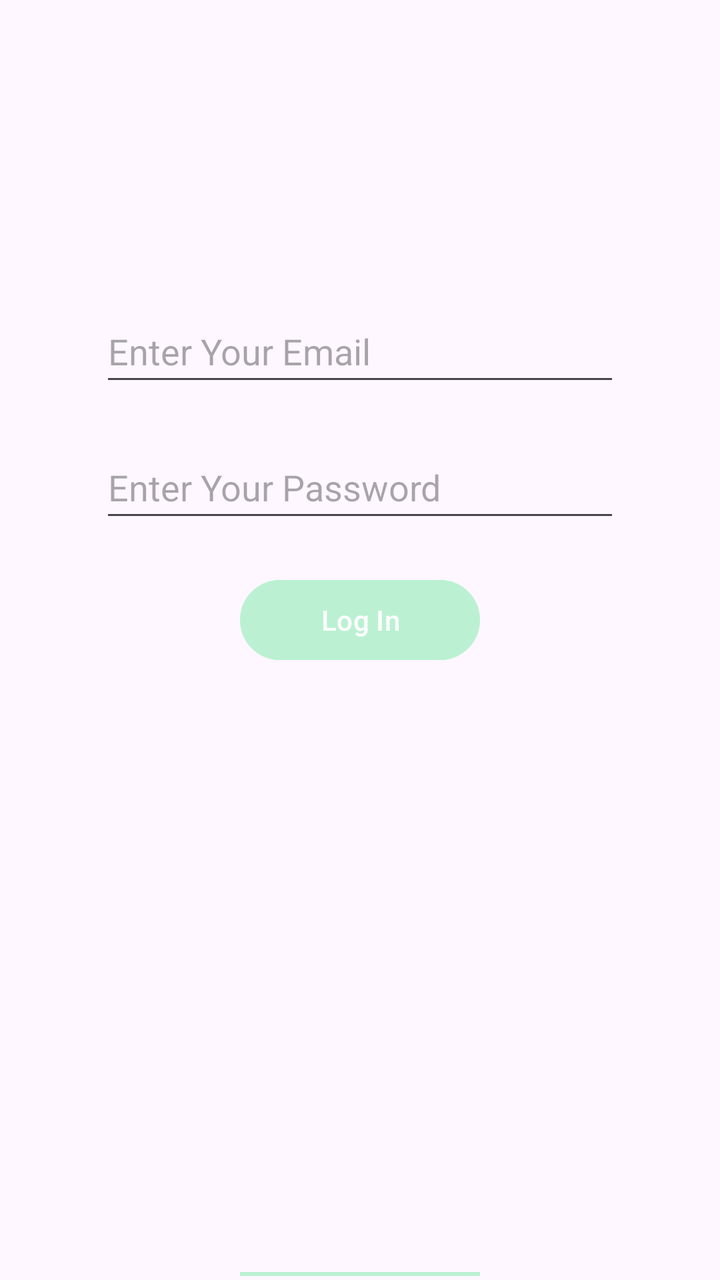
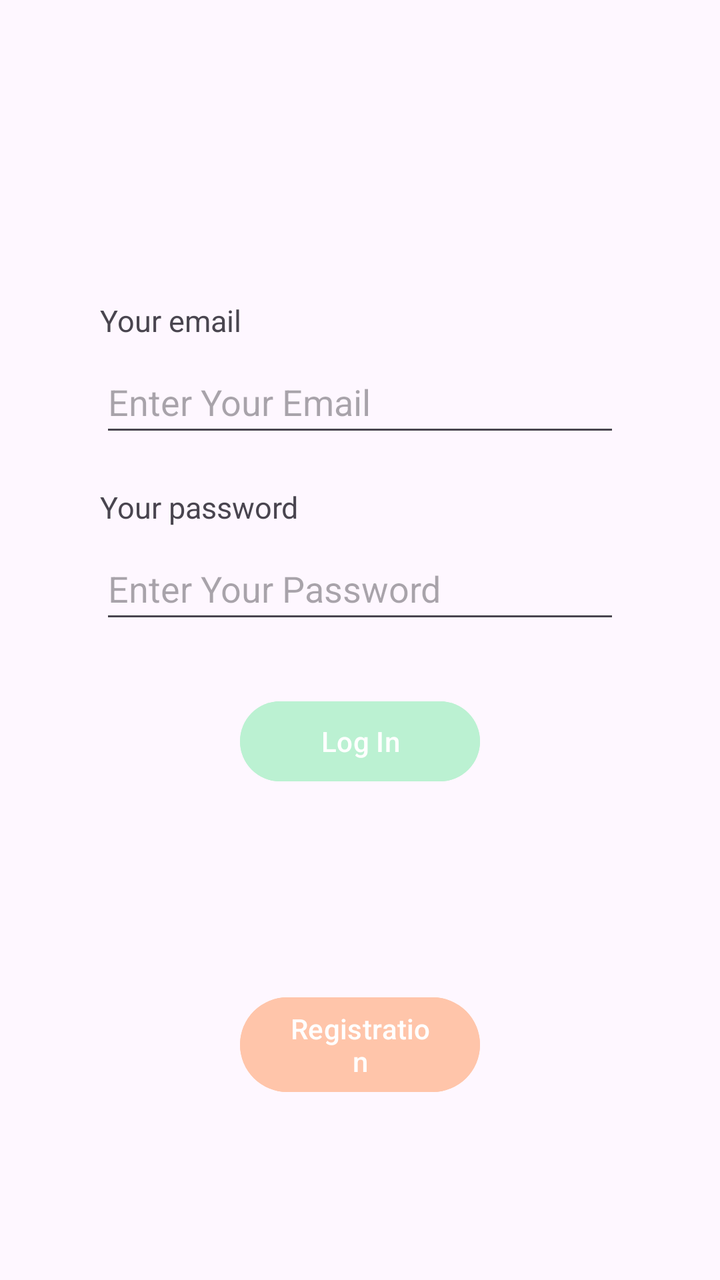

An Android layout rendered at two revisions. The XML below is the earlier revision; the diff shows what the commit changed to produce the second picture.
<!-- AndroidManifest.xml: application theme Theme.CallBoardAS -->
<!-- res/layout/activity_log_in.xml -->
<?xml version="1.0" encoding="utf-8"?>
<LinearLayout xmlns:android="http://schemas.android.com/apk/res/android"
    xmlns:app="http://schemas.android.com/apk/res-auto"
    xmlns:tools="http://schemas.android.com/tools"
    android:id="@+id/main"
    android:layout_width="match_parent"
    android:layout_height="match_parent"
    android:orientation="vertical"
    tools:context=".LogInActivity" >

    <EditText
        android:id="@+id/editTexLogInEmail"
        android:layout_width="match_parent"
        android:layout_height="wrap_content"
        android:layout_marginHorizontal="50dp"
        android:layout_marginTop="150dp"
        android:ems="10"
        android:hint="@string/email_text_plain"
        android:inputType="textEmailAddress"
        android:minHeight="48dp"
        android:text="" />

    <EditText
        android:id="@+id/editTextLogInPassword"
        android:layout_width="match_parent"
        android:layout_height="wrap_content"
        android:layout_marginHorizontal="50dp"
        android:layout_marginTop="20dp"
        android:ems="10"
        android:hint="@string/password_text_plain"
        android:inputType="textPassword"
        android:minHeight="48dp" />

    <Button
        android:id="@+id/buttonLogIn"
        android:layout_width="match_parent"
        android:layout_height="wrap_content"
        android:layout_marginHorizontal="120dp"
        android:layout_marginTop="20dp"
        android:backgroundTint="@color/green"
        android:text="@string/login_button" />

    <Button
        android:id="@+id/buttonRegistration"
        android:layout_width="match_parent"
        android:layout_height="wrap_content"
        android:layout_marginHorizontal="120dp"
        android:layout_marginTop="300dp"
        android:backgroundTint="@color/green"
        android:text="@string/registration_button" />
</LinearLayout>
<!-- resources referenced by this layout -->
<resources>
  <color name="green">#BBF1D2</color>
  <string name="email_text_plain">Enter Your Email</string>
  <string name="login_button">Log In</string>
  <string name="password_text_plain">Enter Your Password</string>
  <string name="registration_button">Registration</string>
  <style name="Theme.CallBoardAS" parent="Base.Theme.CallBoardAS" />
  <style name="Base.Theme.CallBoardAS" parent="Theme.Material3.DayNight.NoActionBar">
          
          
      </style>
</resources>

<!-- the commit's change to res/layout/activity_log_in.xml (unified diff, before → after) -->
@@ -8,24 +8,42 @@
     android:orientation="vertical"
     tools:context=".LogInActivity" >
 
+    <TextView
+        android:id="@+id/textViewLogInEmail"
+        android:layout_width="match_parent"
+        android:layout_height="wrap_content"
+        android:layout_marginHorizontal="50dp"
+        android:layout_marginTop="150dp"
+        android:text="@string/current_email_text_view"
+        android:textSize="15sp" />
+
     <EditText
         android:id="@+id/editTexLogInEmail"
         android:layout_width="match_parent"
         android:layout_height="wrap_content"
         android:layout_marginHorizontal="50dp"
-        android:layout_marginTop="150dp"
+        android:layout_marginTop="5dp"
         android:ems="10"
         android:hint="@string/email_text_plain"
         android:inputType="textEmailAddress"
         android:minHeight="48dp"
         android:text="" />
 
+    <TextView
+        android:id="@+id/textViewLogInPassword"
+        android:layout_width="match_parent"
+        android:layout_height="wrap_content"
+        android:layout_marginHorizontal="50dp"
+        android:layout_marginTop="20dp"
+        android:text="@string/current_password_text_view"
+        android:textSize="15sp" />
+
     <EditText
         android:id="@+id/editTextLogInPassword"
         android:layout_width="match_parent"
         android:layout_height="wrap_content"
         android:layout_marginHorizontal="50dp"
-        android:layout_marginTop="20dp"
+        android:layout_marginTop="5dp"
         android:ems="10"
         android:hint="@string/password_text_plain"
         android:inputType="textPassword"
@@ -36,7 +54,7 @@
         android:layout_width="match_parent"
         android:layout_height="wrap_content"
         android:layout_marginHorizontal="120dp"
-        android:layout_marginTop="20dp"
+        android:layout_marginTop="30dp"
         android:backgroundTint="@color/green"
         android:text="@string/login_button" />
 
@@ -45,7 +63,7 @@
         android:layout_width="match_parent"
         android:layout_height="wrap_content"
         android:layout_marginHorizontal="120dp"
-        android:layout_marginTop="300dp"
-        android:backgroundTint="@color/green"
+        android:layout_marginTop="100dp"
+        android:backgroundTint="@color/orange"
         android:text="@string/registration_button" />
 </LinearLayout>
<!-- resource entries referenced after the edit -->
@@ -1,6 +1,9 @@
 <!-- resources referenced by this layout -->
 <resources>
   <color name="green">#BBF1D2</color>
+  <color name="orange">#FFC5AA</color>
+  <string name="current_email_text_view">Your email</string>
+  <string name="current_password_text_view">Your password</string>
   <string name="email_text_plain">Enter Your Email</string>
   <string name="login_button">Log In</string>
   <string name="password_text_plain">Enter Your Password</string>
